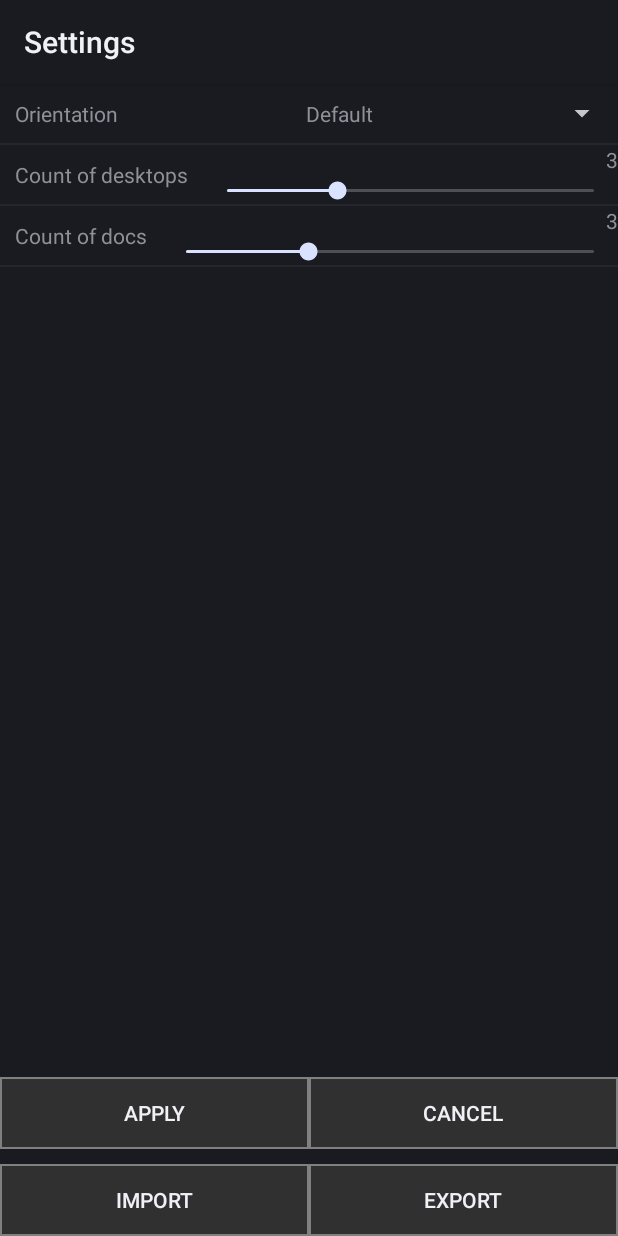
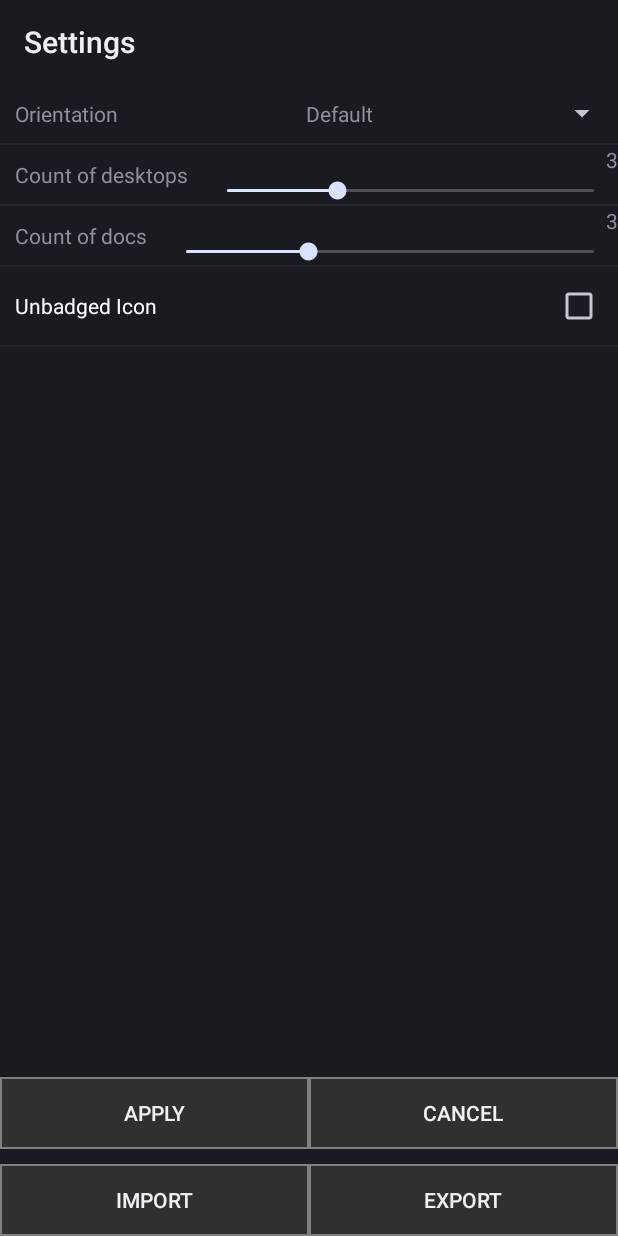
Before and after one commit to garbarick/SBLauncher, an Android app: the Settings screen opened directly, with no data from a screen before it, on a phone screen of 412 x 824 dp. Run offline under Robolectric (Android 15) with nearby library versions, the phone set to English and light mode, and no system bars.

Commit message:
add "Unbadged Icon" parameter

```diff
--- a/app/src/main/AndroidManifest.xml
+++ b/app/src/main/AndroidManifest.xml
@@ -25,8 +25,6 @@
 
         <activity
             android:name=".tab.Tabs"
-            android:label="@string/applications"
-            android:icon="@drawable/all_apps"
             android:theme="@style/Tabs"
             android:launchMode="singleTask"
             android:stateNotNeeded="true"
--- a/app/src/main/java/ru/net/serbis/launcher/Home.java
+++ b/app/src/main/java/ru/net/serbis/launcher/Home.java
@@ -5,6 +5,7 @@ import android.content.*;
 import android.os.*;
 import android.view.*;
 import java.util.*;
+import ru.net.serbis.launcher.application.*;
 import ru.net.serbis.launcher.db.*;
 import ru.net.serbis.launcher.desktop.*;
 import ru.net.serbis.launcher.doc.*;
@@ -117,6 +118,7 @@ public class Home extends Activity implements View.OnLayoutChangeListener
     {
         if (RESULT_OK == resultCode)
         {
+            Items.getIstance().reInit();
             initSettings();
         }
     }
--- a/app/src/main/java/ru/net/serbis/launcher/set/Parameters.java
+++ b/app/src/main/java/ru/net/serbis/launcher/set/Parameters.java
@@ -10,12 +10,14 @@ public class Parameters
     public Parameter desktopCount = new Parameter(new Value("desktopCount", R.string.desktopCount), Type.INTEGER, 3, 1, 10);
     public Parameter docCount = new Parameter(new Value("docCount", R.string.docCount), Type.INTEGER, 3, 1, 10);
     public Parameter lastTab = new Parameter(new Value("lastTab"), Type.STRING);
+    public Parameter unbadgedIcon = new Parameter(new Value("unbadgedIcon", R.string.unbadgedIcon), Type.BOOLEAN, 0);
 
     public List<Parameter> getParameters()
     {
         return Arrays.asList(
             orientation,
             desktopCount,
-            docCount);
+            docCount,
+            unbadgedIcon);
     }
 }
--- a/app/src/main/res/layout/type_boolean.xml
+++ b/app/src/main/res/layout/type_boolean.xml
@@ -11,6 +11,8 @@
 		android:id="@+id/value"
 		android:padding="10dp"
 		android:layout_alignParentRight="true"
-		android:layout_alignParentLeft="true"/>
+		android:layout_alignParentLeft="true"
+        android:button="@null"
+		android:drawableRight="?android:attr/listChoiceIndicatorMultiple"/>
 
 </RelativeLayout>
--- a/app/src/main/res/values/parameters.xml
+++ b/app/src/main/res/values/parameters.xml
@@ -3,5 +3,6 @@
     <string name="orientation">Orientation</string>
     <string name="desktopCount">Count of desktops</string>
     <string name="docCount">Count of docs</string>
+    <string name="unbadgedIcon">Unbadged Icon</string>
 
 </resources>
```
Also changed, not shown: app/src/main/java/ru/net/serbis/launcher/application/Items.java (+19 -4 lines), app/src/main/java/ru/net/serbis/launcher/tools/AppList.java (added, +18 -0 lines), 1 other file.
